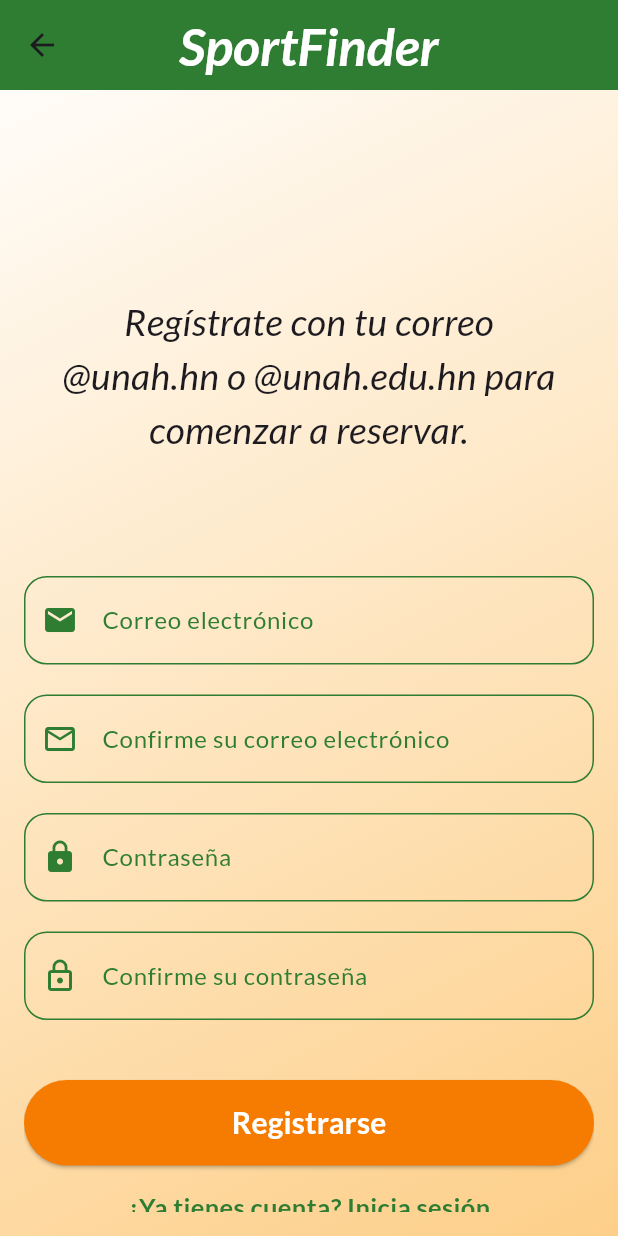
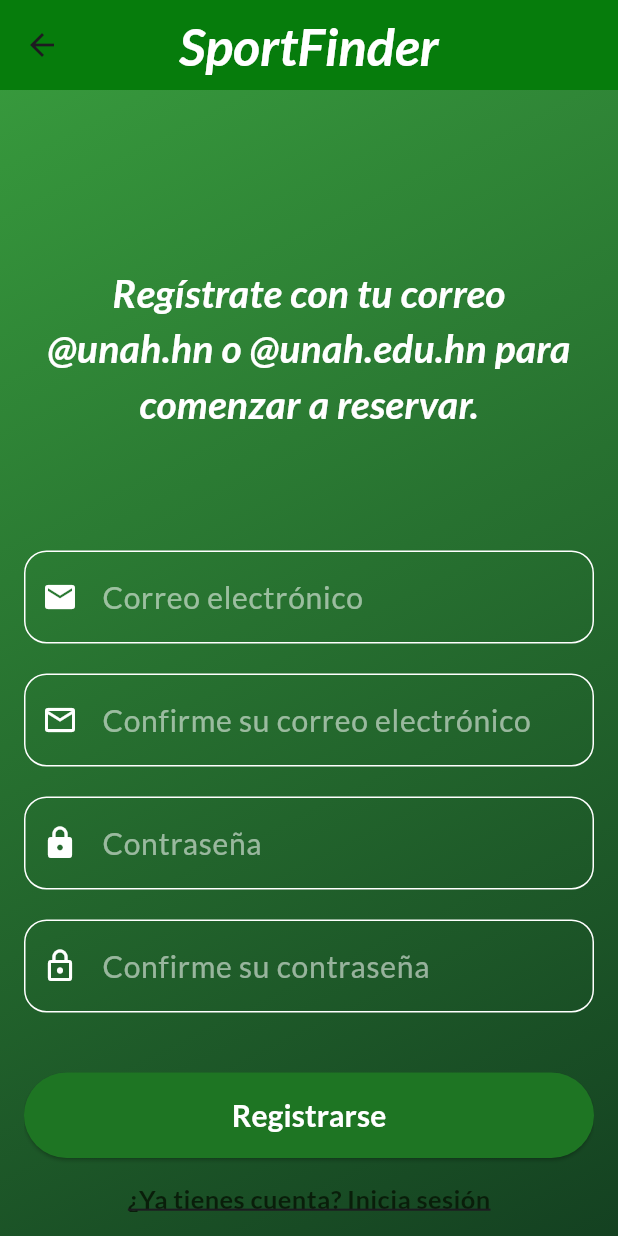
Before and after one commit to jday06/Proyecto-FInal---IS513, a Flutter app: the screen it shows after launch, after a tap on "¿No tienes cuenta? Regístrate", on a phone screen of 412 x 824 dp. Run offline on Flutter 3.47's test engine with Material 3 defaults, Android fonts, the phone set to English and light mode, and no system bars; our stand-ins replace get, get_storage, google_fonts.

Commit message:
Cambios esteticos y correcciones

```diff
--- a/lib/controllers/animation_controller.dart
+++ b/lib/controllers/animation_controller.dart
@@ -17,8 +17,8 @@ class _AnimatedBackgroundState extends State<AnimatedBackground> with SingleTick
     super.initState();
     _controller = AnimationController(vsync: this, duration: Duration(seconds: 3))..repeat(reverse: true);
 
-    _color1 = ColorTween(begin: Colors.white, end: Colors.white).animate(_controller);
-    _color2 = ColorTween(begin: Color.fromARGB(255, 255, 185, 80), end: Color.fromARGB(255, 253, 207, 138)).animate(_controller);
+    _color1 = ColorTween(begin: const Color.fromARGB(255, 57, 158, 62), end: const Color.fromARGB(255, 57, 158, 62)).animate(_controller);
+    _color2 = ColorTween(begin: Color.fromARGB(255, 35, 41, 34), end: Color.fromARGB(255, 20, 65, 33)).animate(_controller);
   }
 
   @override
--- a/lib/controllers/auth_controller.dart
+++ b/lib/controllers/auth_controller.dart
@@ -208,7 +208,26 @@ class AuthController extends GetxController {
       "password": password,
     });
 
-    Get.snackbar("Éxito", "Registro exitoso, ahora inicia sesión");
+    Get.snackbar("Éxito",
+    "Registro exitoso, ahora puedes iniciar sesión",
+    backgroundColor: const Color.fromARGB(255, 255, 255, 255).withValues(alpha: 0.65),
+    icon: Icon(Icons.check_circle, color: const Color.fromARGB(255, 0, 173, 9), size: 28,),
+    shouldIconPulse: false,
+    duration: Duration(seconds: 2),
+    titleText: Text("Éxito",
+      style: TextStyle(
+        color: const Color.fromARGB(255, 0, 0, 0),
+        fontWeight: FontWeight.bold,
+        fontSize: 20,
+      ),
+    ),
+    messageText: Text("Registro exitoso, ahora puedes iniciar sesión",
+      style: TextStyle(
+        color: const Color.fromARGB(255, 0, 0, 0),
+        fontSize: 18,
+      ),
+    ),
+    );
     Get.offAllNamed(AppRoutes.login);
   });
 }
--- a/lib/views/login_page.dart
+++ b/lib/views/login_page.dart
@@ -25,7 +25,7 @@ class LoginPage extends StatelessWidget {
         ),
         centerTitle: true,
         toolbarHeight: 60.0,
-        backgroundColor: const Color(0xFF2E7D32),
+        backgroundColor: const Color.fromARGB(255, 6, 124, 12),
       ),
       body: Padding(
         padding: const EdgeInsets.all(16.0),
@@ -39,39 +39,43 @@ class LoginPage extends StatelessWidget {
               child: Text(
                 "En SportFinder puedes reservar tus canchas del deporte que quieras y encontrar el mejor precio.",
                 style: GoogleFonts.lato(
-                  fontSize: 25,
-                  fontWeight: FontWeight.w500,
+                  fontSize: 26,
+                  fontWeight: FontWeight.w600,
+                  color: Colors.white,
                   fontStyle: FontStyle.italic,
                 ),
                 textAlign: TextAlign.center,
               ),
             ),
             SizedBox(height: 120),
+
             TextField(
               controller: controller.emailController,
               keyboardType: TextInputType.emailAddress,
               style: GoogleFonts.lato(
-                fontSize: 18,
-                color: Colors.black87,
+                fontSize: 20,
+                fontWeight: FontWeight.w400,
+                color: Colors.white,
               ),
               decoration: InputDecoration(
                 labelText: 'Correo electrónico',
                 labelStyle: GoogleFonts.lato(
-                  color: Color(0xFF2E7D32),
-                  fontWeight: FontWeight.normal,
+                  color: Colors.white54,
+                  fontSize: 20,
+                  fontWeight: FontWeight.w400,
                 ),
-                prefixIcon: Icon(Icons.email, color: Color(0xFF2E7D32)),
+                prefixIcon: Icon(Icons.email, color: Colors.white),
                 enabledBorder: OutlineInputBorder(
                   borderRadius: BorderRadius.circular(15), // Redondeado
                   borderSide: BorderSide(
-                    color: Color(0xFF2E7D32),
+                    color: Colors.white,
                     width: 1, // Grosor del borde
                   ),
                 ),
                 focusedBorder: OutlineInputBorder(
                   borderRadius: BorderRadius.circular(15),
                   borderSide: BorderSide(
-                    color: Color(0xFFF57C00), // Naranja para foco
+                    color: Colors.white,
                     width: 1,
                   ),
                 ),
@@ -83,27 +87,29 @@ class LoginPage extends StatelessWidget {
               controller: controller.passwordController,
               obscureText: true,
               style: GoogleFonts.lato(
-                fontSize: 18,
-                color: Colors.black87,
+                fontSize: 20,
+                fontWeight: FontWeight.w400,
+                color: Colors.white,
               ),
               decoration: InputDecoration(
                 labelText: 'Contraseña',
                 labelStyle: GoogleFonts.lato(
-                  color: Color(0xFF2E7D32),
-                  fontWeight: FontWeight.normal,
+                  color: Colors.white54,
+                  fontSize: 20,
+                  fontWeight: FontWeight.w400,
                 ),
-                prefixIcon: Icon(Icons.lock, color: Color(0xFF2E7D32)),
+                prefixIcon: Icon(Icons.lock, color: Colors.white),
                 enabledBorder: OutlineInputBorder(
                   borderRadius: BorderRadius.circular(15),
                   borderSide: BorderSide(
-                    color: Color(0xFF2E7D32),
+                    color: Colors.white,
                     width: 1,
                   ),
                 ),
                 focusedBorder: OutlineInputBorder(
                   borderRadius: BorderRadius.circular(15),
                   borderSide: BorderSide(
-                    color: Color(0xFFF57C00),
+                    color: Colors.white,
                     width: 1,
                   ),
                 ),
@@ -113,15 +119,13 @@ class LoginPage extends StatelessWidget {
             SizedBox(height: 40),
             Obx(() => ElevatedButton(
               style: ElevatedButton.styleFrom(
-                backgroundColor: Color(0xFFF57C00), // Naranja balón
+                backgroundColor: Color.fromARGB(255, 30, 117, 35),
                 padding: EdgeInsets.symmetric(vertical: 14),
                 minimumSize: Size(double.infinity, 48),
               ),
-              onPressed: controller.isLoading.value
-                  ? null
-                  : controller.login,
+              onPressed: controller.isLoading.value ? null : controller.login,
               child: controller.isLoading.value
-                  ? CircularProgressIndicator(color: Color(0xFFF57C00))
+                  ? CircularProgressIndicator(color: Color.fromARGB(255, 57, 158, 62))
                   : Text('Iniciar sesión',
                       style: GoogleFonts.lato(
                         fontSize: 20,
@@ -135,9 +139,9 @@ class LoginPage extends StatelessWidget {
               child: Text(
                 '¿No tienes cuenta? Regístrate',
                 style: GoogleFonts.lato(
-                  color: Color(0xFF2E7D32),
+                  color: Color.fromARGB(255, 9, 30, 10),
                   fontSize: 17,
-                  fontWeight: FontWeight.w600,
+                  fontWeight: FontWeight.w700,
                   decoration: TextDecoration.underline,
                 ),
               ),
--- a/lib/views/register_page.dart
+++ b/lib/views/register_page.dart
@@ -15,17 +15,18 @@ class RegisterPage extends StatelessWidget {
       return InputDecoration(
         labelText: label,
         labelStyle: GoogleFonts.lato(
-          color: Color(0xFF2E7D32),
-          fontWeight: FontWeight.normal,
+          fontSize: 20,
+          color: Colors.white54,
+          fontWeight: FontWeight.w400,
         ),
-        prefixIcon: Icon(icon, color: Color(0xFF2E7D32)),
+        prefixIcon: Icon(icon, color: Colors.white),
         enabledBorder: OutlineInputBorder(
           borderRadius: BorderRadius.circular(15),
-          borderSide: BorderSide(color: Color(0xFF2E7D32), width: 1),
+          borderSide: BorderSide(color: Colors.white, width: 1),
         ),
         focusedBorder: OutlineInputBorder(
           borderRadius: BorderRadius.circular(15),
-          borderSide: BorderSide(color: Color(0xFFF57C00), width: 1),
+          borderSide: BorderSide(color: Colors.white, width: 1),
         ),
       );
     }
@@ -44,7 +45,7 @@ class RegisterPage extends StatelessWidget {
         ),
         centerTitle: true,
         toolbarHeight: 60.0,
-        backgroundColor: const Color(0xFF2E7D32),
+        backgroundColor: const Color.fromARGB(255, 6, 124, 12),
       ),
       body: Padding(
         padding: const EdgeInsets.all(16.0),
@@ -52,15 +53,16 @@ class RegisterPage extends StatelessWidget {
           child: Column(
             mainAxisAlignment: MainAxisAlignment.start,
             children: [
-              SizedBox(height: 120),
+              SizedBox(height: 100),
               Padding(
                 padding: EdgeInsets.symmetric(horizontal: 15),
                 child: Text(
                   "Regístrate con tu correo @unah.hn o @unah.edu.hn para comenzar a reservar.",
                   style: GoogleFonts.lato(
-                    fontSize: 25,
-                    fontWeight: FontWeight.w500,
+                    fontSize: 26,
+                    fontWeight: FontWeight.w600,
                     fontStyle: FontStyle.italic,
+                    color: Colors.white
                   ),
                   textAlign: TextAlign.center,
                 ),
@@ -71,7 +73,8 @@ class RegisterPage extends StatelessWidget {
               TextField(
                 controller: controller.emailController,
                 keyboardType: TextInputType.emailAddress,
-                style: GoogleFonts.lato(fontSize: 18, color: Colors.black87),
+                style: GoogleFonts.lato(
+                  fontSize: 20,fontWeight: FontWeight.w400 , color: Colors.white),
                 decoration: inputDecoration('Correo electrónico', Icons.email),
               ),
               SizedBox(height: 20),
@@ -80,7 +83,8 @@ class RegisterPage extends StatelessWidget {
               TextField(
                 controller: controller.confirmEmailController,
                 keyboardType: TextInputType.emailAddress,
-                style: GoogleFonts.lato(fontSize: 18, color: Colors.black87),
+                style: GoogleFonts.lato(
+                  fontSize: 20,fontWeight: FontWeight.w400 , color: Colors.white),
                 decoration: inputDecoration('Confirme su correo electrónico', Icons.email_outlined),
               ),
               SizedBox(height: 20),
@@ -89,7 +93,8 @@ class RegisterPage extends StatelessWidget {
               TextField(
                 controller: controller.passwordController,
                 obscureText: true,
-                style: GoogleFonts.lato(fontSize: 18, color: Colors.black87),
+                style: GoogleFonts.lato(
+                  fontSize: 20,fontWeight: FontWeight.w400 , color: Colors.white),
                 decoration: inputDecoration('Contraseña', Icons.lock),
               ),
               SizedBox(height: 20),
@@ -98,20 +103,21 @@ class RegisterPage extends StatelessWidget {
               TextField(
                 controller: controller.confirmPasswordController,
                 obscureText: true,
-                style: GoogleFonts.lato(fontSize: 18, color: Colors.black87),
+                style: GoogleFonts.lato(
+                  fontSize: 20,fontWeight: FontWeight.w400 , color: Colors.white),
                 decoration: inputDecoration('Confirme su contraseña', Icons.lock_outline),
               ),
 
               SizedBox(height: 40),
               Obx(() => ElevatedButton(
                 style: ElevatedButton.styleFrom(
-                  backgroundColor: Color(0xFFF57C00),
+                  backgroundColor: Color.fromARGB(255, 30, 117, 35),
                   padding: EdgeInsets.symmetric(vertical: 14),
                   minimumSize: Size(double.infinity, 48),
                 ),
                 onPressed: controller.isLoading.value ? null : controller.register,
                 child: controller.isLoading.value
-                    ? CircularProgressIndicator(color: Color(0xFFF57C00))
+                    ? CircularProgressIndicator(color: Color.fromARGB(255, 57, 158, 62))
                     : Text(
                         'Registrarse',
                         style: GoogleFonts.lato(
@@ -127,9 +133,9 @@ class RegisterPage extends StatelessWidget {
                 child: Text(
                   '¿Ya tienes cuenta? Inicia sesión',
                   style: GoogleFonts.lato(
-                    color: Color(0xFF2E7D32),
+                    color: Color.fromARGB(255, 9, 30, 10),
                     fontSize: 17,
-                    fontWeight: FontWeight.w600,
+                    fontWeight: FontWeight.w700,
                     decoration: TextDecoration.underline,
                   ),
                 ),
```
Also changed, not shown: 1 other file.
